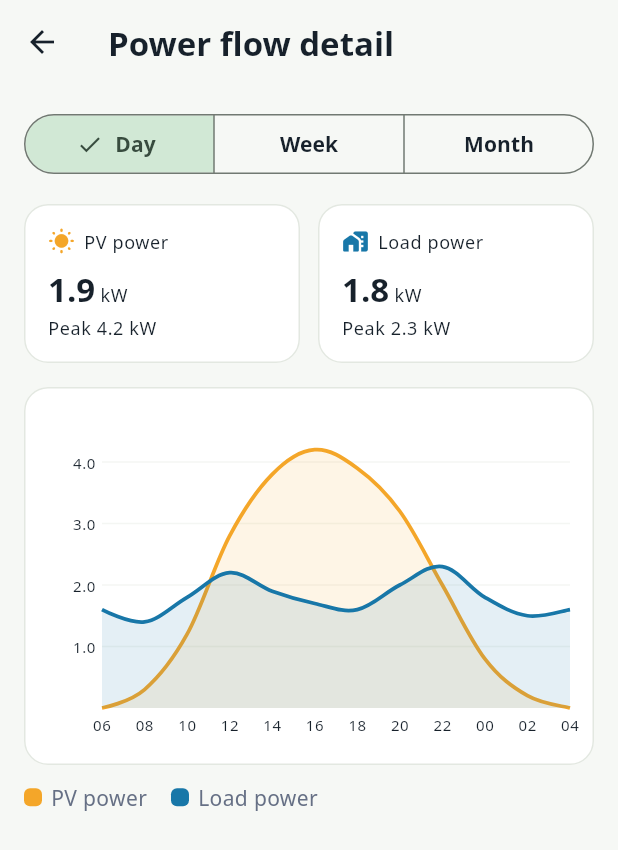
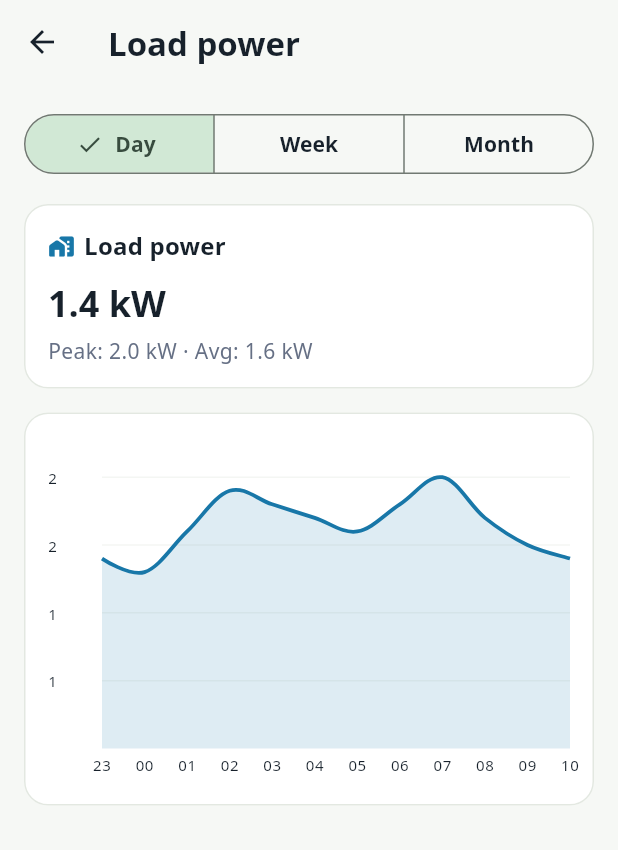
Before and after one commit to 15185176657/hnapp, a Flutter app: the screen it shows after launch, after a tap on "Load power", on a phone screen of 412 x 824 dp. Shown: the top 850 px of the screen. Run offline on Flutter 3.47's test engine with Material 3 defaults, Android fonts, the phone set to English and light mode, and no system bars; drawn by our look-alikes of fl_chart; our stand-ins replace dio, shared_preferences; Roboto replaces fonts that are missing (Noto Sans).

Commit message:
Add single-metric detail charts and alerts clipping fix

```diff
--- a/lib/core/demo/demo_models.dart
+++ b/lib/core/demo/demo_models.dart
@@ -2,6 +2,15 @@ enum SystemStatus { normal, charging, discharging, lowBattery, fault }
 
 /// Time granularity used on detail chart pages.
 enum ChartGranularity { day, week, month }
+
+/// Single-metric series identifiers used by metric detail pages.
+enum MetricSeriesType {
+  pvPower,
+  loadPower,
+  batterySoc,
+  generation,
+  consumption,
+}
 
 /// A single (x-index, y-value, label) triple for chart series.
 class ChartPoint {
@@ -72,6 +81,23 @@ class BatteryChartData {
   final int currentSoc;
   final int minSoc;
   final int maxSoc;
+}
+
+/// Single metric chart payload for detail pages.
+class MetricChartData {
+  const MetricChartData({
+    required this.granularity,
+    required this.points,
+    required this.latest,
+    required this.peak,
+    required this.average,
+  });
+
+  final ChartGranularity granularity;
+  final List<ChartPoint> points;
+  final double latest;
+  final double peak;
+  final double average;
 }
 
 enum AlertSeverity { warning, critical, info }
--- a/lib/core/demo/demo_repository.dart
+++ b/lib/core/demo/demo_repository.dart
@@ -1,4 +1,5 @@
 import 'demo_models.dart';
+import '../../network/metric_api.dart';
 
 enum DemoScenario { normal, lowBattery, offline, overload, refreshFailed }
 
@@ -113,6 +114,34 @@ class DemoRepository {
       ChartGranularity.week => _batteryWeek(),
       ChartGranularity.month => _batteryMonth(),
     };
+  }
+
+  Future<MetricChartData> fetchMetricChart(
+    MetricSeriesType metric,
+    ChartGranularity granularity,
+  ) async {
+    await Future<void>.delayed(const Duration(milliseconds: 160));
+    final payload = _metricPayload(metric, granularity);
+    final response = MetricApiAdapter.fromPayload(payload);
+    final points = MetricApiAdapter.toChartPoints(response, granularity);
+    if (points.isEmpty) {
+      return MetricChartData(
+        granularity: granularity,
+        points: const [],
+        latest: 0,
+        peak: 0,
+        average: 0,
+      );
+    }
+    final values = points.map((p) => p.y).toList(growable: false);
+    final sum = values.fold<double>(0, (a, b) => a + b);
+    return MetricChartData(
+      granularity: granularity,
+      points: points,
+      latest: values.last,
+      peak: values.fold<double>(0, (a, b) => b > a ? b : a),
+      average: sum / values.length,
+    );
   }
 
   // ── Energy data builders ──────────────────────────────────────────────────
@@ -266,6 +295,68 @@ class DemoRepository {
   StationOverview? get cachedOverview => _lastOverview;
   EnergyStatistics? get cachedStatistics => _lastStatistics;
 
+  Map<String, dynamic> _metricPayload(
+    MetricSeriesType metric,
+    ChartGranularity granularity,
+  ) {
+    final now = DateTime.now();
+    final values = _metricValues(metric, granularity);
+    final start = switch (granularity) {
+      ChartGranularity.day =>
+        DateTime(now.year, now.month, now.day, now.hour - values.length + 1),
+      ChartGranularity.week => now.subtract(Duration(days: values.length - 1)),
+      ChartGranularity.month =>
+        DateTime(now.year, now.month, now.day).subtract(Duration(days: values.length - 1)),
+    };
+    final series = List<Map<String, dynamic>>.generate(values.length, (index) {
+      final timestamp = switch (granularity) {
+        ChartGranularity.day => start.add(Duration(hours: index)),
+        ChartGranularity.week => start.add(Duration(days: index)),
+        ChartGranularity.month => start.add(Duration(days: index)),
+      };
+      return {
+        'timestamp': timestamp.toIso8601String(),
+        'value': values[index],
+      };
+    }, growable: false);
+    return {'series': series};
+  }
+
+  List<double> _metricValues(MetricSeriesType metric, ChartGranularity granularity) {
+    return switch ((metric, granularity)) {
+      (MetricSeriesType.pvPower, ChartGranularity.day) =>
+        [0.0, 0.2, 0.8, 1.7, 2.9, 3.6, 4.1, 3.8, 3.0, 1.8, 0.7, 0.1],
+      (MetricSeriesType.pvPower, ChartGranularity.week) =>
+        [2.2, 3.4, 2.7, 4.0, 3.6, 2.8, 3.3],
+      (MetricSeriesType.pvPower, ChartGranularity.month) =>
+        [2.1,2.8,3.5,2.0,4.0,3.8,3.2,2.9,4.1,3.2,2.5,3.0,3.8,4.0,3.1,3.5,2.2,3.3,4.2,3.7,2.9,3.4,3.9,3.1,3.7,4.1,3.5,3.0,2.8,3.2],
+      (MetricSeriesType.loadPower, ChartGranularity.day) =>
+        [1.4, 1.3, 1.6, 1.9, 1.8, 1.7, 1.6, 1.8, 2.0, 1.7, 1.5, 1.4],
+      (MetricSeriesType.loadPower, ChartGranularity.week) =>
+        [1.6, 1.9, 1.7, 2.1, 1.8, 1.7, 2.0],
+      (MetricSeriesType.loadPower, ChartGranularity.month) =>
+        [1.6,1.8,2.0,1.5,1.9,2.1,1.9,1.7,2.0,1.8,1.6,1.8,2.0,1.9,1.7,1.8,1.5,1.9,2.2,2.0,1.7,1.9,2.1,1.8,1.9,2.1,1.9,1.7,1.6,1.8],
+      (MetricSeriesType.batterySoc, ChartGranularity.day) =>
+        [92.0,88.0,80.0,72.0,68.0,74.0,80.0,84.0,80.0,76.0,72.0,78.0],
+      (MetricSeriesType.batterySoc, ChartGranularity.week) =>
+        [76.0, 82.0, 68.0, 85.0, 79.0, 73.0, 88.0],
+      (MetricSeriesType.batterySoc, ChartGranularity.month) =>
+        [80.0,78.0,82.0,68.0,85.0,84.0,79.0,76.0,88.0,82.0,73.0,77.0,83.0,86.0,79.0,81.0,70.0,78.0,90.0,85.0,76.0,80.0,84.0,78.0,82.0,87.0,80.0,75.0,72.0,78.0],
+      (MetricSeriesType.generation, ChartGranularity.day) =>
+        [0.0, 0.0, 0.6, 1.4, 2.3, 3.1, 3.8, 3.2, 2.1, 1.0, 0.6, 0.3],
+      (MetricSeriesType.generation, ChartGranularity.week) =>
+        [14.2, 18.6, 16.3, 20.1, 17.8, 15.5, 19.2],
+      (MetricSeriesType.generation, ChartGranularity.month) =>
+        [15.1,16.3,18.0,14.2,20.1,19.4,17.8,16.5,21.0,18.6,15.9,17.2,19.8,20.3,16.7,18.1,14.5,17.9,22.0,19.1,16.3,18.7,20.5,17.4,19.2,21.1,18.3,16.8,15.6,17.5],
+      (MetricSeriesType.consumption, ChartGranularity.day) =>
+        [0.9, 1.0, 1.4, 1.7, 2.0, 1.8, 1.6, 1.9, 2.2, 1.7, 1.5, 1.2],
+      (MetricSeriesType.consumption, ChartGranularity.week) =>
+        [12.1, 14.2, 13.6, 15.9, 14.8, 13.2, 16.1],
+      (MetricSeriesType.consumption, ChartGranularity.month) =>
+        [13.2,14.1,15.8,12.6,14.9,16.2,15.1,13.8,16.5,14.2,13.5,14.8,16.1,15.3,13.9,14.6,12.8,15.2,17.1,15.8,13.9,15.4,16.8,14.7,15.9,17.2,15.3,14.1,13.2,14.9],
+    };
+  }
+
   StationOverview _overviewForScenario(DemoScenario scenario) {
     final now = DateTime.now();
     return switch (scenario) {
--- a/lib/core/i18n/app_localizations.dart
+++ b/lib/core/i18n/app_localizations.dart
@@ -61,6 +61,8 @@ class AppLocalizations {
   // Shared -----------------------------------------------------------------
   String get retry => _t('retry');
   String get refresh => _t('refresh');
+  String get loading => _t('loading');
+  String get noData => _t('noData');
 
   // Dashboard --------------------------------------------------------------
   String get dashboardTitle => _t('dashboardTitle');
@@ -171,6 +173,8 @@ class AppLocalizations {
       'navMine': 'Mine',
       'retry': 'Retry',
       'refresh': 'Refresh',
+      'loading': 'Loading...',
+      'noData': 'No data',
       'dashboardTitle': 'Off-grid solar',
       'dashboardSubtitle':
           'Clear power, battery and alert status for daily decisions.',
@@ -266,6 +270,8 @@ class AppLocalizations {
       'navMine': 'ของฉัน',
       'retry': 'ลองอีกครั้ง',
       'refresh': 'รีเฟรช',
+      'loading': 'กำลังโหลด...',
+      'noData': 'ไม่มีข้อมูล',
       'dashboardTitle': 'โซลาร์นอกระบบ',
       'dashboardSubtitle':
           'ดูสถานะพลังงาน แบตเตอรี่ และการแจ้งเตือนได้ชัดเจนทุกวัน',
@@ -355,6 +361,8 @@ class AppLocalizations {
       'navMine': 'Của tôi',
       'retry': 'Thử lại',
       'refresh': 'Làm mới',
+      'loading': 'Đang tải...',
+      'noData': 'Không có dữ liệu',
       'dashboardTitle': 'Điện mặt trời độc lập',
       'dashboardSubtitle':
           'Trạng thái điện, pin và cảnh báo rõ ràng cho quyết định hằng ngày.',
@@ -450,6 +458,8 @@ class AppLocalizations {
       'navMine': 'Saya',
       'retry': 'Coba lagi',
       'refresh': 'Segarkan',
+      'loading': 'Memuat...',
+      'noData': 'Tidak ada data',
       'dashboardTitle': 'Surya off-grid',
       'dashboardSubtitle':
           'Status daya, baterai, dan peringatan yang jelas untuk keputusan harian.',
@@ -546,6 +556,8 @@ class AppLocalizations {
       'navMine': '我的',
       'retry': '重试',
       'refresh': '刷新',
+      'loading': '加载中...',
+      'noData': '暂无数据',
       'dashboardTitle': '离网光伏',
       'dashboardSubtitle': '清晰呈现发电、电池与告警状态，辅助日常决策。',
       'demoScenario': '演示场景',
--- a/lib/features/alerts/alerts_page.dart
+++ b/lib/features/alerts/alerts_page.dart
@@ -74,19 +74,19 @@ class _AlertCard extends StatelessWidget {
     final l10n = AppLocalizations.of(context);
     final presentation = _severityPresentation(l10n, alert.severity);
     final accent = alert.isResolved ? AppColors.battery : presentation.color;
-    return SectionCard(
+    return ClipRRect(
+      borderRadius: BorderRadius.circular(16),
+      clipBehavior: Clip.hardEdge,
+      child: SectionCard(
         padding: EdgeInsets.zero,
         child: IntrinsicHeight(
           child: Row(
             crossAxisAlignment: CrossAxisAlignment.stretch,
             children: [
-            // Severity accent bar for fast scanning.
               Container(
+                key: const Key('alertAccentBar'),
                 width: 4,
-              decoration: BoxDecoration(
                 color: accent,
-                borderRadius: const BorderRadius.horizontal(left: Radius.circular(16)),
-              ),
               ),
               Expanded(
                 child: Padding(
@@ -128,6 +128,7 @@ class _AlertCard extends StatelessWidget {
             ],
           ),
         ),
+      ),
     );
   }
 }
--- a/lib/features/dashboard/dashboard_page.dart
+++ b/lib/features/dashboard/dashboard_page.dart
@@ -10,9 +10,7 @@ import '../../shared/widgets/metric_card.dart';
 import '../../shared/widgets/section_card.dart';
 import '../../shared/widgets/state_message.dart';
 import '../../shared/widgets/status_pill.dart';
-import '../detail/battery_detail_page.dart';
-import '../detail/energy_detail_page.dart';
-import '../detail/power_detail_page.dart';
+import '../detail/metric_detail_page.dart';
 
 class DashboardPage extends StatefulWidget {
   const DashboardPage({super.key});
@@ -285,7 +283,13 @@ class _MetricsGrid extends StatelessWidget {
             caption: l10n.metricPvPowerCaption,
             onTap: () => Navigator.of(context).push(
               MaterialPageRoute<void>(
-                builder: (_) => const PowerDetailPage(),
+                builder: (_) => MetricDetailPage(
+                  metric: MetricSeriesType.pvPower,
+                  title: l10n.metricPvPower,
+                  unit: 'kW',
+                  color: AppColors.solar,
+                  icon: Icons.wb_sunny_rounded,
+                ),
               ),
             ),
           ),
@@ -298,7 +302,13 @@ class _MetricsGrid extends StatelessWidget {
             caption: l10n.metricLoadPowerCaption,
             onTap: () => Navigator.of(context).push(
               MaterialPageRoute<void>(
-                builder: (_) => const PowerDetailPage(),
+                builder: (_) => MetricDetailPage(
+                  metric: MetricSeriesType.loadPower,
+                  title: l10n.metricLoadPower,
+                  unit: 'kW',
+                  color: AppColors.ocean,
+                  icon: Icons.home_work_rounded,
+                ),
               ),
             ),
           ),
@@ -311,7 +321,13 @@ class _MetricsGrid extends StatelessWidget {
             caption: l10n.metricBatterySocCaption,
             onTap: () => Navigator.of(context).push(
               MaterialPageRoute<void>(
-                builder: (_) => const BatteryDetailPage(),
+                builder: (_) => MetricDetailPage(
+                  metric: MetricSeriesType.batterySoc,
+                  title: l10n.metricBatterySoc,
+                  unit: '%',
+                  color: overview.batterySoc < 30 ? AppColors.warning : AppColors.battery,
+                  icon: Icons.battery_charging_full_rounded,
+                ),
               ),
             ),
           ),
@@ -324,7 +340,13 @@ class _MetricsGrid extends StatelessWidget {
             caption: l10n.todayUsedCaption(overview.todayConsumptionKwh.toStringAsFixed(1)),
             onTap: () => Navigator.of(context).push(
               MaterialPageRoute<void>(
-                builder: (_) => const EnergyDetailPage(),
+                builder: (_) => MetricDetailPage(
+                  metric: MetricSeriesType.generation,
+                  title: l10n.metricTodayGenerated,
+                  unit: 'kWh',
+                  color: AppColors.battery,
+                  icon: Icons.bolt_rounded,
+                ),
               ),
             ),
           ),
--- /dev/null
+++ b/lib/features/detail/metric_detail_page.dart
@@ -0,0 +1,313 @@
+import 'package:fl_chart/fl_chart.dart';
+import 'package:flutter/material.dart';
+
+import '../../app_scope.dart';
+import '../../core/demo/demo_models.dart';
+import '../../core/i18n/app_localizations.dart';
+import '../../core/theme/app_theme.dart';
+import '../../shared/widgets/section_card.dart';
+import '../../shared/widgets/state_message.dart';
+
+class MetricDetailPage extends StatefulWidget {
+  const MetricDetailPage({
+    super.key,
+    required this.metric,
+    required this.title,
+    required this.unit,
+    required this.color,
+    required this.icon,
+  });
+
+  final MetricSeriesType metric;
+  final String title;
+  final String unit;
+  final Color color;
+  final IconData icon;
+
+  @override
+  State<MetricDetailPage> createState() => _MetricDetailPageState();
+}
+
+class _MetricDetailPageState extends State<MetricDetailPage> {
+  ChartGranularity _granularity = ChartGranularity.day;
+  MetricChartData? _data;
+  bool _isLoading = true;
+  String? _error;
+
+  @override
+  void didChangeDependencies() {
+    super.didChangeDependencies();
+    _load();
+  }
+
+  Future<void> _load() async {
+    setState(() {
+      _isLoading = true;
+      _error = null;
+    });
+    try {
+      final data = await AppScope.of(context).demoRepository.fetchMetricChart(
+        widget.metric,
+        _granularity,
+      );
+      if (!mounted) return;
+      setState(() {
+        _data = data;
+        _isLoading = false;
+      });
+    } catch (_) {
+      if (!mounted) return;
+      setState(() {
+        _isLoading = false;
+        _error = 'error';
+      });
+    }
+  }
+
+  void _setGranularity(ChartGranularity g) {
+    if (_granularity == g) return;
+    setState(() => _granularity = g);
+    _load();
+  }
+
+  @override
+  Widget build(BuildContext context) {
+    final l10n = AppLocalizations.of(context);
+    final data = _data;
+    return Scaffold(
+      appBar: AppBar(title: Text(widget.title)),
+      body: RefreshIndicator(
+        onRefresh: _load,
+        child: ListView(
+          padding: const EdgeInsets.fromLTRB(16, 16, 16, 24),
+          children: [
+            _GranularityToggle(current: _granularity, onChanged: _setGranularity),
+            const SizedBox(height: 16),
+            if (_isLoading)
+              Padding(
+                padding: const EdgeInsets.all(32),
+                child: Column(
+                  children: [
+                    const CircularProgressIndicator(),
+                    const SizedBox(height: 12),
+                    Text(l10n.loading),
+                  ],
+                ),
+              )
+            else if (_error != null)
+              StateMessage(
+                icon: Icons.error_outline_rounded,
+                title: l10n.errorLoadingData,
+                message: l10n.noData,
+                actionLabel: l10n.retry,
+                onAction: _load,
+              )
+            else if (data == null || data.points.isEmpty)
+              StateMessage(
+                icon: Icons.show_chart_rounded,
+                title: l10n.noData,
+                message: widget.title,
+                actionLabel: l10n.retry,
+                onAction: _load,
+              )
+            else ...[
+              _Summary(
+                title: widget.title,
+                unit: widget.unit,
+                icon: widget.icon,
+                color: widget.color,
+                data: data,
+              ),
+              const SizedBox(height: 16),
+              _MetricLineChart(data: data, unit: widget.unit, color: widget.color),
+            ],
+          ],
+        ),
+      ),
+    );
+  }
+}
+
+class _Summary extends StatelessWidget {
+  const _Summary({
+    required this.title,
+    required this.unit,
+    required this.icon,
+    required this.color,
+    required this.data,
+  });
+
+  final String title;
+  final String unit;
+  final IconData icon;
+  final Color color;
+  final MetricChartData data;
+
+  @override
+  Widget build(BuildContext context) {
+    final l10n = AppLocalizations.of(context);
+    return SectionCard(
+      child: Column(
+        crossAxisAlignment: CrossAxisAlignment.start,
+        children: [
+          Row(
+            children: [
+              Icon(icon, color: color, size: 18),
+              const SizedBox(width: 6),
+              Expanded(
+                child: Text(
+                  title,
+                  style: Theme.of(context).textTheme.titleMedium,
+                ),
+              ),
+            ],
+          ),
+          const SizedBox(height: 10),
+          Text(
+            '${data.latest.toStringAsFixed(1)} $unit',
+            style: Theme.of(context).textTheme.headlineSmall,
+          ),
+          const SizedBox(height: 6),
+          Text(
+            '${l10n.detailPeak}: ${data.peak.toStringAsFixed(1)} $unit · ${l10n.detailAvg}: ${data.average.toStringAsFixed(1)} $unit',
+            style: Theme.of(context).textTheme.bodyMedium,
+          ),
+        ],
+      ),
+    );
+  }
+}
+
+class _MetricLineChart extends StatelessWidget {
+  const _MetricLineChart({
+    required this.data,
+    required this.unit,
+    required this.color,
+  });
+
+  final MetricChartData data;
+  final String unit;
+  final Color color;
+
+  @override
+  Widget build(BuildContext context) {
+    final theme = Theme.of(context);
+    final points = data.points;
+    final labelStep = _labelStep(points.length);
+    final maxY = points.map((p) => p.y).fold<double>(1, (m, v) => v > m ? v : m);
+
+    return SectionCard(
+      child: SizedBox(
+        height: 230,
+        child: LineChart(
+          LineChartData(
+            minY: 0,
+            maxY: maxY * 1.15,
+            gridData: FlGridData(
+              show: true,
+              drawVerticalLine: false,
+              getDrawingHorizontalLine: (v) => FlLine(
+                color: theme.colorScheme.outlineVariant.withAlpha(100),
+                strokeWidth: 1,
+              ),
+            ),
+            borderData: FlBorderData(show: false),
+            titlesData: FlTitlesData(
+              topTitles: const AxisTitles(sideTitles: SideTitles(showTitles: false)),
+              rightTitles: const AxisTitles(sideTitles: SideTitles(showTitles: false)),
+              leftTitles: AxisTitles(
+                sideTitles: SideTitles(
+                  showTitles: true,
+                  reservedSize: 36,
+                  getTitlesWidget: (v, meta) {
+                    if (v == 0 || v == meta.max) return const SizedBox.shrink();
+                    return Padding(
+                      padding: const EdgeInsets.only(right: 4),
+                      child: Text(
+                        v.toStringAsFixed(0),
+                        style: theme.textTheme.bodySmall?.copyWith(fontSize: 10),
+                      ),
+                    );
+                  },
+                ),
+              ),
+              bottomTitles: AxisTitles(
+                sideTitles: SideTitles(
+                  showTitles: true,
+                  reservedSize: 22,
+                  getTitlesWidget: (v, meta) {
+                    final i = v.toInt();
+                    if (i < 0 || i >= points.length || v != v.roundToDouble()) {
+                      return const SizedBox.shrink();
+                    }
+                    if (i % labelStep != 0) return const SizedBox.shrink();
+                    return Padding(
+                      padding: const EdgeInsets.only(top: 4),
+                      child: Text(
+                        points[i].label,
+                        style: theme.textTheme.bodySmall?.copyWith(fontSize: 10),
+                      ),
+                    );
+                  },
+                ),
+              ),
+            ),
+            lineTouchData: LineTouchData(
+              touchTooltipData: LineTouchTooltipData(
+                getTooltipColor: (_) => theme.colorScheme.surface,
+                tooltipBorder: BorderSide(color: theme.colorScheme.outlineVariant),
+                getTooltipItems: (spots) {
+                  return spots
+                      .map(
+                        (s) => LineTooltipItem(
+                          '${s.y.toStringAsFixed(1)} $unit',
+                          theme.textTheme.bodySmall!,
+                        ),
+                      )
+                      .toList(growable: false);
+                },
+              ),
+            ),
+            lineBarsData: [
+              LineChartBarData(
+                spots: points.map((p) => FlSpot(p.x, p.y)).toList(growable: false),
+                isCurved: true,
+                color: color,
+                barWidth: 2.5,
+                dotData: const FlDotData(show: false),
+                belowBarData: BarAreaData(show: true, color: color.withAlpha(36)),
+              ),
+            ],
+          ),
+        ),
+      ),
+    );
+  }
+
+  int _labelStep(int count) {
+    if (count <= 12) return 1;
+    if (count <= 14) return 2;
+    return 5;
+  }
+}
+
+class _GranularityToggle extends StatelessWidget {
+  const _GranularityToggle({required this.current, required this.onChanged});
+
+  final ChartGranularity current;
+  final ValueChanged<ChartGranularity> onChanged;
+
+  @override
+  Widget build(BuildContext context) {
+    final l10n = AppLocalizations.of(context);
+    return SegmentedButton<ChartGranularity>(
+      segments: [
+        ButtonSegment(value: ChartGranularity.day, label: Text(l10n.granularityDay)),
+        ButtonSegment(value: ChartGranularity.week, label: Text(l10n.granularityWeek)),
+        ButtonSegment(value: ChartGranularity.month, label: Text(l10n.granularityMonth)),
+      ],
+      selected: {current},
+      onSelectionChanged: (selection) => onChanged(selection.first),
+    );
+  }
+}
--- /dev/null
+++ b/lib/network/metric_api.dart
@@ -0,0 +1,83 @@
+import '../core/demo/demo_models.dart';
+
+/// Supported metric identifiers for `/metrics/{deviceId}/{metric}`.
+enum MetricApiMetric {
+  pvPower('pv-power'),
+  loadPower('load-power'),
+  batterySoc('battery-soc'),
+  generation('generation'),
+  consumption('consumption');
+
+  const MetricApiMetric(this.path);
+  final String path;
+}
+
+/// Raw API point payload: `{timestamp: ISO8601, value: number}`.
+class MetricSeriesPoint {
+  const MetricSeriesPoint({required this.timestamp, required this.value});
+
+  final DateTime timestamp;
+  final double value;
+}
+
+/// API response payload model: `{series: [...]}`.
+class MetricSeriesResponse {
+  const MetricSeriesResponse({required this.series});
+
+  final List<MetricSeriesPoint> series;
+}
+
+/// Adapter for mapping API payloads to strongly typed chart points.
+abstract final class MetricApiAdapter {
+  static MetricSeriesResponse fromPayload(Map<String, dynamic> payload) {
+    final rawSeries = payload['series'];
+    if (rawSeries is! List) {
+      return const MetricSeriesResponse(series: []);
+    }
+    final series = rawSeries.whereType<Map<String, dynamic>>().map((item) {
+      final timestampRaw = item['timestamp']?.toString();
+      final parsed = timestampRaw == null ? null : DateTime.tryParse(timestampRaw);
+      final value = (item['value'] as num?)?.toDouble();
+      if (parsed == null || value == null) {
+        return null;
+      }
+      return MetricSeriesPoint(timestamp: parsed, value: value);
+    }).whereType<MetricSeriesPoint>().toList(growable: false);
+    return MetricSeriesResponse(series: series);
+  }
+
+  static List<ChartPoint> toChartPoints(
+    MetricSeriesResponse response,
+    ChartGranularity granularity,
+  ) {
+    return List<ChartPoint>.generate(response.series.length, (index) {
+      final point = response.series[index];
+      return ChartPoint(
+        x: index.toDouble(),
+        y: point.value,
+        label: _label(point.timestamp, granularity),
+      );
+    }, growable: false);
+  }
+
+  static String _label(DateTime time, ChartGranularity granularity) {
+    return switch (granularity) {
+      ChartGranularity.day => time.hour.toString().padLeft(2, '0'),
+      ChartGranularity.week => _weekday(time.weekday),
+      ChartGranularity.month => time.day.toString(),
+    };
+  }
+
+  static String _weekday(int weekday) {
+    return switch (weekday) {
+      DateTime.monday => 'Mon',
+      DateTime.tuesday => 'Tue',
+      DateTime.wednesday => 'Wed',
+      DateTime.thursday => 'Thu',
+      DateTime.friday => 'Fri',
+      DateTime.saturday => 'Sat',
+      DateTime.sunday => 'Sun',
+      _ => '',
+    };
+  }
+}
```
Also changed, not shown: lib/features/data/data_page.dart (+36 -6 lines), lib/l10n/app_en.arb (added, +15 -0 lines), lib/l10n/app_id.arb (added, +15 -0 lines), lib/l10n/app_th.arb (added, +15 -0 lines), lib/l10n/app_vi.arb (added, +15 -0 lines), lib/l10n/app_zh.arb (added, +15 -0 lines), 1 other file. Lines whose indentation alone changed are shown as unchanged.
